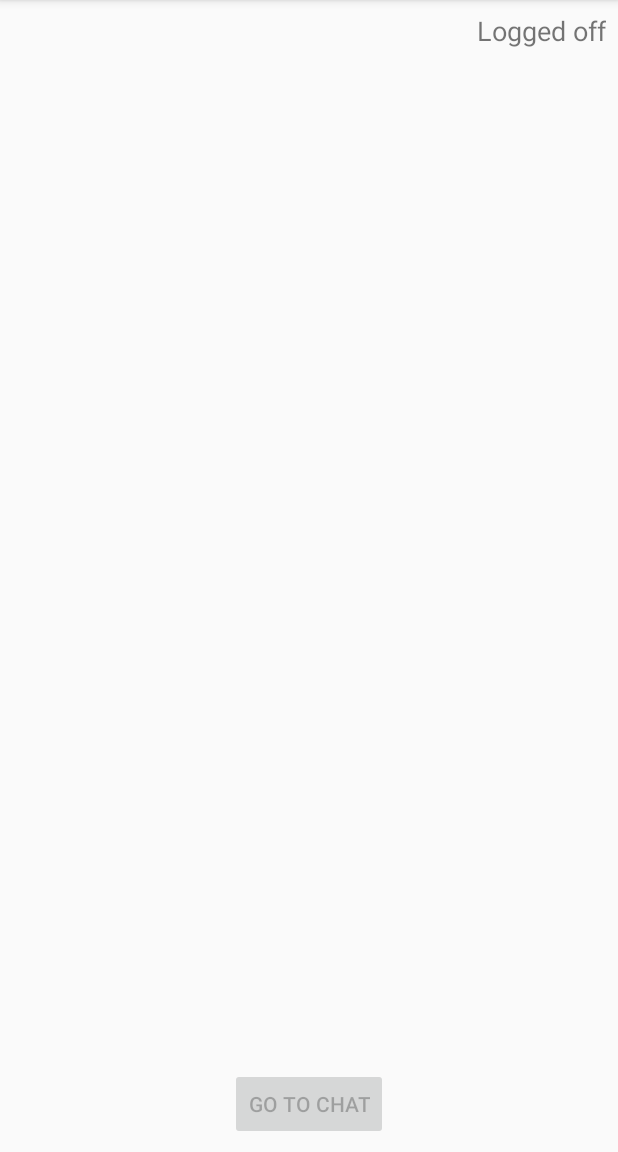
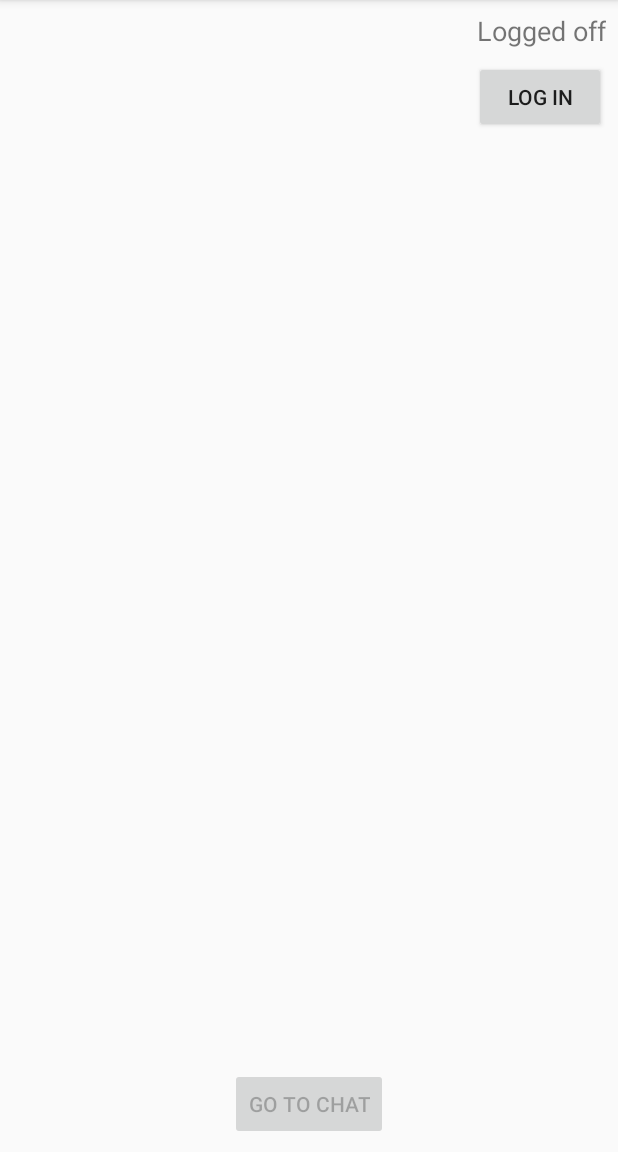
Before and after one commit to kolboch/FirebaseChat, an Android app: the screen it shows after launch (MainActivity), on a phone screen of 412 x 824 dp, the part 84-1236 px from its top. Run offline under Robolectric (Android 15) with nearby library versions, the phone set to English and light mode, and no system bars; our stand-ins replace Firebase (no records; nobody signed in at launch, a user with empty details on screens opened directly); libraries missing offline, so code that uses them is left out: com.firebase.ui.

```diff
--- a/app/src/main/java/com/kb/firechat/MainActivity.kt
+++ b/app/src/main/java/com/kb/firechat/MainActivity.kt
@@ -4,6 +4,7 @@ import android.app.Activity
 import android.content.Intent
 import android.os.Bundle
 import android.support.v7.app.AppCompatActivity
+import android.view.View
 import android.widget.Toast
 import com.firebase.ui.auth.AuthUI
 import com.google.firebase.auth.FirebaseAuth
@@ -17,6 +18,8 @@ class MainActivity : AppCompatActivity() {
         super.onCreate(savedInstanceState)
         setContentView(R.layout.activity_main)
         setupChatButtonListener()
+        setupLoginButtonListener()
+        setUpLogoutButtonListener()
     }
 
     override fun onResume() {
@@ -46,7 +49,6 @@ class MainActivity : AppCompatActivity() {
     private fun checkLoggedStatus() {
         if (FirebaseAuth.getInstance().currentUser == null) {
             onUserLoggedOffActions()
-            startActivityForResult(AuthUI.getInstance().createSignInIntentBuilder().build(), SIGN_IN_REQUEST_CODE)
         } else {
             val user = FirebaseAuth.getInstance().currentUser!!
             Toast.makeText(this, getString(R.string.user_welcome, user.displayName), Toast.LENGTH_SHORT).show()
@@ -54,13 +56,36 @@ class MainActivity : AppCompatActivity() {
         }
     }
 
+    private fun setupLoginButtonListener() {
+        loginButton.setOnClickListener {
+            if (FirebaseAuth.getInstance().currentUser == null) {
+                startActivityForResult(AuthUI.getInstance().createSignInIntentBuilder().build(), SIGN_IN_REQUEST_CODE)
+            } else {
+                Toast.makeText(this, getString(R.string.already_logged_in), Toast.LENGTH_SHORT).show()
+            }
+        }
+    }
+
+    private fun setUpLogoutButtonListener() {
+        logoutButton.setOnClickListener {
+            AuthUI.getInstance().signOut(this).addOnCompleteListener({
+                Toast.makeText(this, R.string.successful_log_out, Toast.LENGTH_SHORT).show()
+                onUserLoggedOffActions()
+            })
+        }
+    }
+
     private fun onUserLoggedOffActions() {
         chatButton.isEnabled = false
         userLoggedTextView.text = getString(R.string.logged_off)
+        loginButton.visibility = View.VISIBLE
+        logoutButton.visibility = View.GONE
     }
 
     private fun onUserLoggedInActions(userName: String?) {
         chatButton.isEnabled = true
         userLoggedTextView.text = getString(R.string.logged_in_as, userName ?: "NoName")
+        loginButton.visibility = View.GONE
+        logoutButton.visibility = View.VISIBLE
     }
 }
--- a/app/src/main/res/layout/activity_main.xml
+++ b/app/src/main/res/layout/activity_main.xml
@@ -14,11 +14,11 @@
         android:layout_marginBottom="8dp"
         android:layout_marginEnd="8dp"
         android:layout_marginStart="8dp"
+        android:enabled="false"
         android:text="@string/chatButton"
         app:layout_constraintBottom_toBottomOf="parent"
         app:layout_constraintEnd_toEndOf="parent"
         app:layout_constraintStart_toStartOf="parent"
-        android:enabled="false"
         />
 
     <TextView
@@ -27,9 +27,30 @@
         android:layout_height="wrap_content"
         android:layout_marginEnd="8dp"
         android:layout_marginTop="8dp"
-        android:text="RamboJohnny123"
         android:textSize="18sp"
         app:layout_constraintEnd_toEndOf="parent"
-        app:layout_constraintTop_toTopOf="parent"/>
+        app:layout_constraintTop_toTopOf="parent"
+        tools:text="RamboJohnny123"/>
+
+    <Button
+        android:id="@+id/loginButton"
+        android:layout_width="wrap_content"
+        android:layout_height="wrap_content"
+        android:layout_marginEnd="8dp"
+        android:layout_marginTop="8dp"
+        android:text="@string/log_in"
+        app:layout_constraintEnd_toEndOf="parent"
+        app:layout_constraintTop_toBottomOf="@+id/userLoggedTextView"/>
+
+    <Button
+        android:id="@+id/logoutButton"
+        android:layout_width="wrap_content"
+        android:layout_height="wrap_content"
+        android:layout_marginEnd="8dp"
+        android:layout_marginTop="8dp"
+        android:text="@string/log_out"
+        android:visibility="gone"
+        app:layout_constraintEnd_toEndOf="parent"
+        app:layout_constraintTop_toBottomOf="@+id/userLoggedTextView"/>
 
 </android.support.constraint.ConstraintLayout>
--- a/app/src/main/res/values/strings.xml
+++ b/app/src/main/res/values/strings.xml
@@ -7,4 +7,8 @@
     <string name="logged_off">Logged off</string>
     <string name="successful_log_in">Successfully logged in!</string>
     <string name="failure_log_in">Couldn\'t sign in you. Please try again later</string>
+    <string name="log_in">LOG IN</string>
+    <string name="already_logged_in">Already logged in!</string>
+    <string name="log_out">LOG OUT</string>
+    <string name="successful_log_out">Successfully logged out!</string>
 </resources>
```
